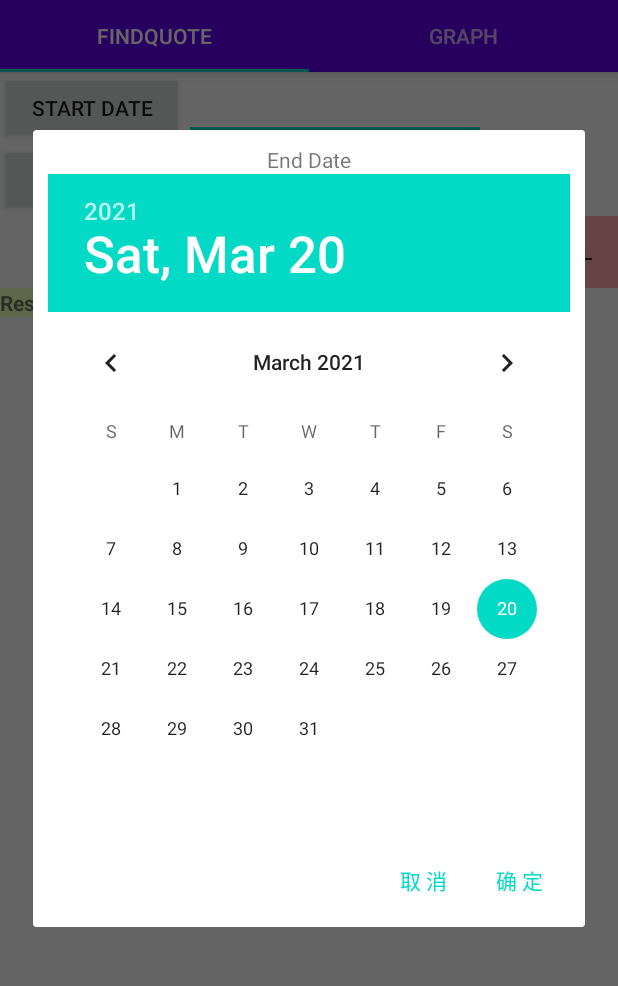
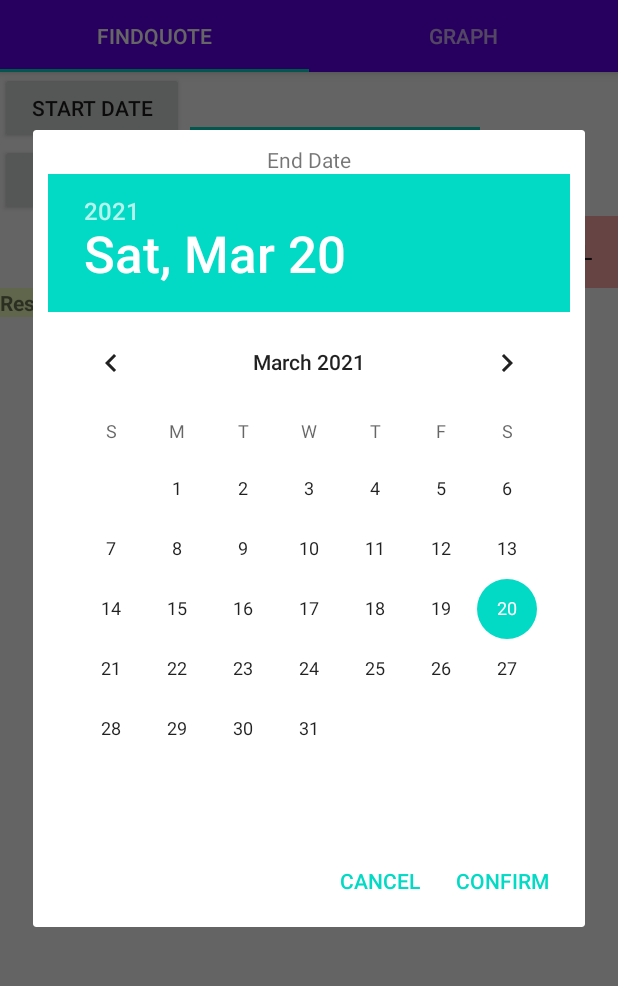
Before and after one commit to Landy7/SUF_coursework, an Android app: the screen it shows after launch (MainActivity), after a tap on "END DATE", on a phone screen of 412 x 824 dp, the part 89-1075 px from its top. Run offline under Robolectric (Android 15) with nearby library versions, the phone set to English and light mode, and no system bars; libraries missing offline, so code that uses them is left out: com.github.mikephil.charting; 2 statements that could not run were skipped.

Commit message:
uodate
修改了一些bug

```diff
--- /dev/null
+++ b/app16-2/app/src/main/java/com/example/app16/IndexViewPager.java
@@ -0,0 +1,39 @@
+package com.example.app16;
+
+import android.content.Context;
+import android.util.AttributeSet;
+import android.view.MotionEvent;
+
+import androidx.viewpager.widget.ViewPager;
+
+public class IndexViewPager extends ViewPager {
+    private boolean isCanScroll = true;
+
+    public IndexViewPager(Context context) {
+        super(context);
+    }
+
+    public IndexViewPager(Context context, AttributeSet attrs) {
+        super(context, attrs);
+    }
+
+    /**
+     * 设置其是否能滑动换页
+     * @param isCanScroll false 不能换页， true 可以滑动换页
+     */
+    public void setScanScroll(boolean isCanScroll) {
+        this.isCanScroll = isCanScroll;
+    }
+
+    @Override
+    public boolean onInterceptTouchEvent(MotionEvent ev) {
+        return isCanScroll && super.onInterceptTouchEvent(ev);
+    }
+
+    @Override
+    public boolean onTouchEvent(MotionEvent ev) {
+        return isCanScroll && super.onTouchEvent(ev);
+
+    }
+
+}
--- a/app16-2/app/src/main/java/com/example/app16/MainActivity.java
+++ b/app16-2/app/src/main/java/com/example/app16/MainActivity.java
@@ -24,9 +24,12 @@ public class MainActivity extends AppCompatActivity {
         setContentView(R.layout.activity_main);
         //实例化对象获取context
         SectionsPagerAdapter sectionsPagerAdapter = new SectionsPagerAdapter(this, getSupportFragmentManager());
-        ViewPager viewPager = findViewById(R.id.view_pager);
+//        ViewPager viewPager = findViewById(R.id.view_pager);
+        IndexViewPager viewPager = findViewById(R.id.view_pager);
         //？
         viewPager.setAdapter(sectionsPagerAdapter);
+        //禁止左右滑动
+        viewPager.setScanScroll(false);
         TabLayout tabs = findViewById(R.id.tabs);
         tabs.setupWithViewPager(viewPager);
         //获取实例
--- a/app16-2/app/src/main/java/com/example/app16/ui/main/DoubleDatePickerDialogEnd.java
+++ b/app16-2/app/src/main/java/com/example/app16/ui/main/DoubleDatePickerDialogEnd.java
@@ -109,8 +109,8 @@ public class DoubleDatePickerDialogEnd extends AlertDialog implements OnClickLis
         mCallBackEnd = callBack;
 
         Context themeContext = getContext();
-        setButton(BUTTON_POSITIVE, "确 定", this);
-        setButton(BUTTON_NEGATIVE, "取 消", this);
+        setButton(BUTTON_POSITIVE, "CONFIRM", this);
+        setButton(BUTTON_NEGATIVE, "CANCEL", this);
         // setButton(BUTTON_POSITIVE,
         // themeContext.getText(android.R.string.date_time_done), this);
         setIcon(0);
--- a/app16-2/app/src/main/java/com/example/app16/ui/main/DoubleDatePickerDialogStart.java
+++ b/app16-2/app/src/main/java/com/example/app16/ui/main/DoubleDatePickerDialogStart.java
@@ -113,8 +113,8 @@ public class DoubleDatePickerDialogStart extends AlertDialog implements OnClickL
         mCallBackStart = callBack;
 
         Context themeContext = getContext();
-        setButton(BUTTON_POSITIVE, "确 定", this);
-        setButton(BUTTON_NEGATIVE, "取 消", this);
+        setButton(BUTTON_POSITIVE, "CONFIRM", this);
+        setButton(BUTTON_NEGATIVE, "CANCEL", this);
         // setButton(BUTTON_POSITIVE,
         // themeContext.getText(android.R.string.date_time_done), this);
         setIcon(0);
--- a/app16-2/app/src/main/res/layout/activity_main.xml
+++ b/app16-2/app/src/main/res/layout/activity_main.xml
@@ -28,10 +28,16 @@ tools:context=".MainActivity">
         android:background="?attr/colorPrimary" />
 </com.google.android.material.appbar.AppBarLayout>
 
-<androidx.viewpager.widget.ViewPager
-    android:id="@+id/view_pager"
-    android:layout_width="match_parent"
-    android:layout_height="match_parent"
-    app:layout_behavior="@string/appbar_scrolling_view_behavior" />
+<!--<androidx.viewpager.widget.ViewPager-->
+<!--    android:id="@+id/view_pager"-->
+<!--    android:layout_width="match_parent"-->
+<!--    android:layout_height="match_parent"-->
+<!--    app:layout_behavior="@string/appbar_scrolling_view_behavior" />-->
+<com.example.app16.IndexViewPager
+        android:id="@+id/view_pager"
+        android:layout_width="match_parent"
+        android:layout_height="match_parent"
+        app:layout_behavior="@string/appbar_scrolling_view_behavior" />
+
 
 </androidx.coordinatorlayout.widget.CoordinatorLayout>
```
Also changed, not shown: app16-2/app/src/main/java/com/example/app16/ui/main/ModelFacade.java (+15 -4 lines), app16-2/app/src/main/java/com/example/app16/ui/main/analyseFragment.java (+39 -2 lines), app16-2/app/src/main/res/layout/analyse_layout.xml (+19 -4 lines), 1 other file.
